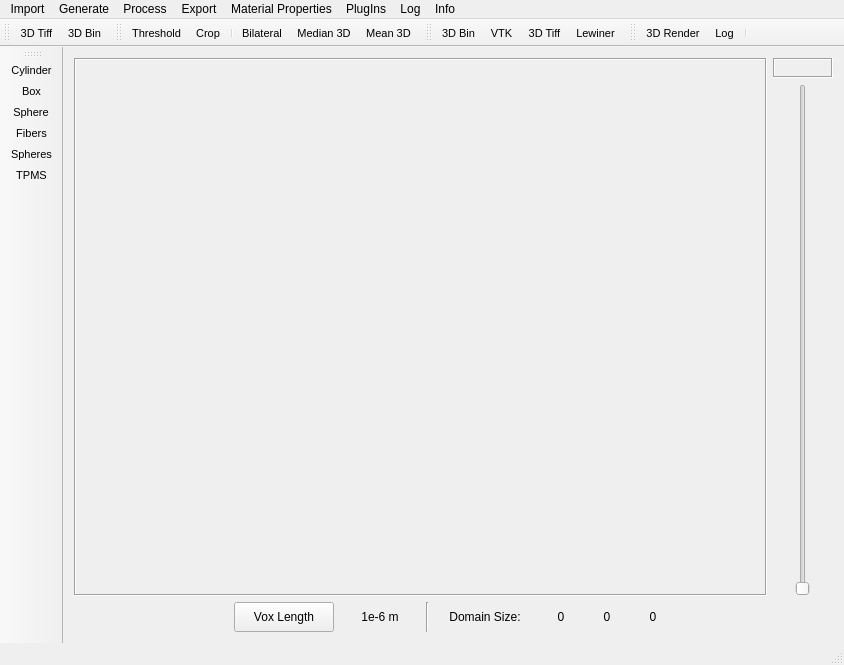
Above: gui/src/mainwindow.ui from nasa/puma before the change. Below: the same form after it.
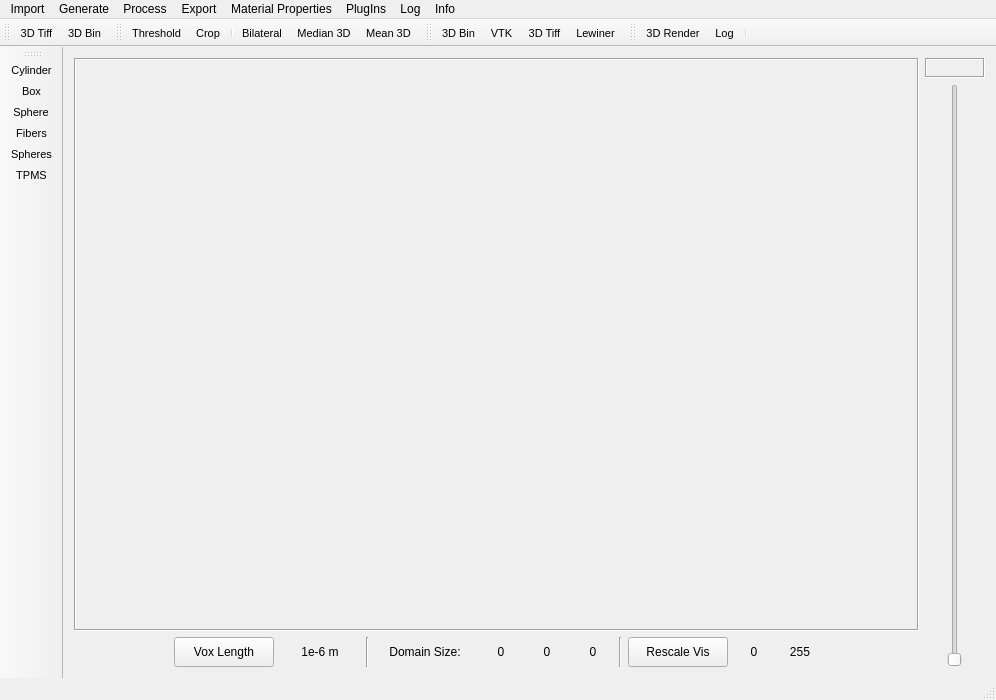
That is the form after the change. Icons and pictures are not drawn.

Commit message: updated the slice visualization in the gui so that segmented images can now be visualized. a rescale button was added to change the grayscale range

The edit to the form file:
```diff
--- a/gui/src/mainwindow.ui
+++ b/gui/src/mainwindow.ui
@@ -6,8 +6,8 @@
    <rect>
     <x>0</x>
     <y>0</y>
-    <width>844</width>
-    <height>665</height>
+    <width>996</width>
+    <height>700</height>
    </rect>
   </property>
   <property name="maximumSize">
@@ -24,10 +24,10 @@
     <normaloff>:/extras/images/Logo_CircleNASA.png</normaloff>:/extras/images/Logo_CircleNASA.png</iconset>
   </property>
   <widget class="QWidget" name="centralWidget">
-   <layout class="QVBoxLayout" name="verticalLayout_2">
-    <item>
      <layout class="QHBoxLayout" name="horizontalLayout_2">
       <item>
+     <layout class="QVBoxLayout" name="verticalLayout_2">
+      <item>
        <widget class="QLabel" name="mainLabel">
         <property name="frameShape">
          <enum>QFrame::Box</enum>
@@ -41,56 +41,6 @@
        </widget>
       </item>
       <item>
-       <layout class="QVBoxLayout" name="verticalLayout">
-        <property name="sizeConstraint">
-         <enum>QLayout::SetFixedSize</enum>
-        </property>
-        <item>
-         <widget class="QLabel" name="sliceLabel">
-          <property name="minimumSize">
-           <size>
-            <width>60</width>
-            <height>20</height>
-           </size>
-          </property>
-          <property name="maximumSize">
-           <size>
-            <width>60</width>
-            <height>20</height>
-           </size>
-          </property>
-          <property name="frameShape">
-           <enum>QFrame::Box</enum>
-          </property>
-          <property name="frameShadow">
-           <enum>QFrame::Sunken</enum>
-          </property>
-          <property name="text">
-           <string/>
-          </property>
-          <property name="alignment">
-           <set>Qt::AlignCenter</set>
-          </property>
-         </widget>
-        </item>
-        <item>
-         <widget class="QSlider" name="verticalSlider">
-          <property name="minimumSize">
-           <size>
-            <width>60</width>
-            <height>0</height>
-           </size>
-          </property>
-          <property name="orientation">
-           <enum>Qt::Vertical</enum>
-          </property>
-         </widget>
-        </item>
-       </layout>
-      </item>
-     </layout>
-    </item>
-    <item>
      <layout class="QHBoxLayout" name="horizontalLayout">
       <item>
        <spacer name="horizontalSpacer">
@@ -283,6 +233,103 @@
         </property>
        </widget>
       </item>
+        <item>
+         <widget class="Line" name="line_2">
+          <property name="minimumSize">
+           <size>
+            <width>0</width>
+            <height>30</height>
+           </size>
+          </property>
+          <property name="maximumSize">
+           <size>
+            <width>16777215</width>
+            <height>30</height>
+           </size>
+          </property>
+          <property name="orientation">
+           <enum>Qt::Vertical</enum>
+          </property>
+         </widget>
+        </item>
+        <item>
+         <widget class="QPushButton" name="rescale_vis_button">
+          <property name="minimumSize">
+           <size>
+            <width>100</width>
+            <height>30</height>
+           </size>
+          </property>
+          <property name="maximumSize">
+           <size>
+            <width>100</width>
+            <height>30</height>
+           </size>
+          </property>
+          <property name="whatsThis">
+           <string>&lt;html&gt;&lt;head/&gt;&lt;body&gt;&lt;p&gt;By default, the slice visualization will be scaled to [0,255]. However, for segmented images, this presents problems. If the rescale vis button is clicked, the visualization will be scaled to the minimum and maximum values present in the domain, such that segmented images can be seen. The rescaling will be based on the entire domain, rather than a slice by slice approach. &lt;/p&gt;&lt;/body&gt;&lt;/html&gt;</string>
+          </property>
+          <property name="text">
+           <string>Rescale Vis</string>
+          </property>
+         </widget>
+        </item>
+        <item>
+         <widget class="QLabel" name="gray_min">
+          <property name="sizePolicy">
+           <sizepolicy hsizetype="Preferred" vsizetype="Preferred">
+            <horstretch>0</horstretch>
+            <verstretch>0</verstretch>
+           </sizepolicy>
+          </property>
+          <property name="minimumSize">
+           <size>
+            <width>40</width>
+            <height>30</height>
+           </size>
+          </property>
+          <property name="maximumSize">
+           <size>
+            <width>40</width>
+            <height>30</height>
+           </size>
+          </property>
+          <property name="text">
+           <string>0</string>
+          </property>
+          <property name="alignment">
+           <set>Qt::AlignCenter</set>
+          </property>
+         </widget>
+        </item>
+        <item>
+         <widget class="QLabel" name="gray_max">
+          <property name="sizePolicy">
+           <sizepolicy hsizetype="Preferred" vsizetype="Preferred">
+            <horstretch>0</horstretch>
+            <verstretch>0</verstretch>
+           </sizepolicy>
+          </property>
+          <property name="minimumSize">
+           <size>
+            <width>40</width>
+            <height>30</height>
+           </size>
+          </property>
+          <property name="maximumSize">
+           <size>
+            <width>40</width>
+            <height>30</height>
+           </size>
+          </property>
+          <property name="text">
+           <string>255</string>
+          </property>
+          <property name="alignment">
+           <set>Qt::AlignCenter</set>
+          </property>
+         </widget>
+        </item>
       <item>
        <spacer name="horizontalSpacer_2">
         <property name="orientation">
@@ -299,13 +346,63 @@
      </layout>
     </item>
    </layout>
+    </item>
+    <item>
+     <layout class="QVBoxLayout" name="verticalLayout">
+      <property name="sizeConstraint">
+       <enum>QLayout::SetFixedSize</enum>
+      </property>
+      <item>
+       <widget class="QLabel" name="sliceLabel">
+        <property name="minimumSize">
+         <size>
+          <width>60</width>
+          <height>20</height>
+         </size>
+        </property>
+        <property name="maximumSize">
+         <size>
+          <width>60</width>
+          <height>20</height>
+         </size>
+        </property>
+        <property name="frameShape">
+         <enum>QFrame::Box</enum>
+        </property>
+        <property name="frameShadow">
+         <enum>QFrame::Sunken</enum>
+        </property>
+        <property name="text">
+         <string/>
+        </property>
+        <property name="alignment">
+         <set>Qt::AlignCenter</set>
+        </property>
+       </widget>
+      </item>
+      <item>
+       <widget class="QSlider" name="verticalSlider">
+        <property name="minimumSize">
+         <size>
+          <width>60</width>
+          <height>0</height>
+         </size>
+        </property>
+        <property name="orientation">
+         <enum>Qt::Vertical</enum>
+        </property>
+       </widget>
+      </item>
+     </layout>
+    </item>
+   </layout>
   </widget>
   <widget class="QMenuBar" name="menuBar">
    <property name="geometry">
     <rect>
      <x>0</x>
      <y>0</y>
-     <width>844</width>
+     <width>996</width>
      <height>22</height>
     </rect>
    </property>
```
Lines whose indentation alone changed are shown as unchanged. The commit also changes 5 other files.
